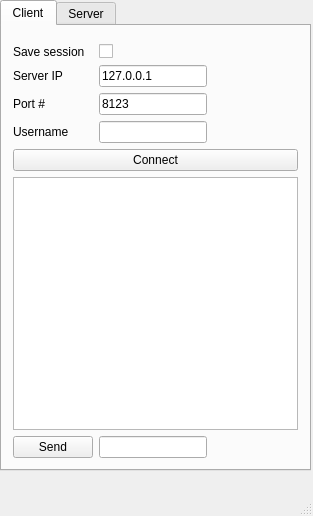
The window that mainwindow.ui (nickhuber/albatross) describes before a commit, drawn with Qt 5.
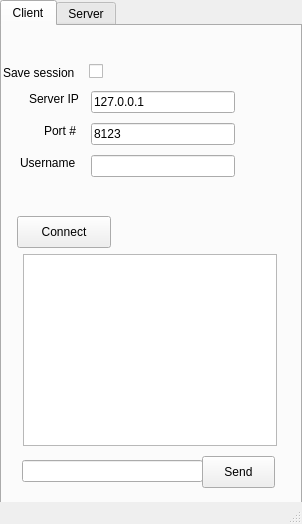
The same window after the commit.

Commit message: added error messages more nicely for the client

The edit to the form file:
```diff
--- a/mainwindow.ui
+++ b/mainwindow.ui
@@ -6,12 +6,12 @@
    <rect>
     <x>0</x>
     <y>0</y>
-    <width>313</width>
-    <height>516</height>
+    <width>302</width>
+    <height>524</height>
    </rect>
   </property>
   <property name="sizePolicy">
-   <sizepolicy hsizetype="Expanding" vsizetype="Expanding">
+   <sizepolicy hsizetype="Expanding" vsizetype="Preferred">
     <horstretch>0</horstretch>
     <verstretch>0</verstretch>
    </sizepolicy>
@@ -34,8 +34,8 @@
      <rect>
       <x>0</x>
       <y>0</y>
-      <width>311</width>
-      <height>471</height>
+      <width>302</width>
+      <height>506</height>
      </rect>
     </property>
     <property name="maximumSize">
@@ -81,99 +81,205 @@
      <attribute name="title">
       <string>Client</string>
      </attribute>
-     <layout class="QGridLayout" name="gridLayout">
-      <item row="0" column="0">
-       <layout class="QFormLayout" name="formLayout">
-        <property name="fieldGrowthPolicy">
-         <enum>QFormLayout::FieldsStayAtSizeHint</enum>
-        </property>
-        <item row="0" column="0">
-         <spacer name="verticalSpacer">
-          <property name="orientation">
-           <enum>Qt::Vertical</enum>
-          </property>
-          <property name="sizeType">
-           <enum>QSizePolicy::Fixed</enum>
-          </property>
-          <property name="sizeHint" stdset="0">
-           <size>
-            <width>1</width>
-            <height>1</height>
-           </size>
-          </property>
-         </spacer>
-        </item>
-        <item row="1" column="0">
-         <widget class="QLabel" name="saveSessionLabel">
+     <widget class="QLabel" name="port_error">
+      <property name="geometry">
+       <rect>
+        <x>236</x>
+        <y>100</y>
+        <width>62</width>
+        <height>16</height>
+       </rect>
+      </property>
+      <property name="text">
+       <string/>
+      </property>
+     </widget>
+     <widget class="QLabel" name="username_error">
+      <property name="geometry">
+       <rect>
+        <x>235</x>
+        <y>131</y>
+        <width>62</width>
+        <height>16</height>
+       </rect>
+      </property>
+      <property name="text">
+       <string/>
+      </property>
+     </widget>
+     <widget class="QLabel" name="connect_error">
+      <property name="geometry">
+       <rect>
+        <x>20</x>
+        <y>160</y>
+        <width>211</width>
+        <height>31</height>
+       </rect>
+      </property>
           <property name="text">
-           <string>Save session</string>
-          </property>
-         </widget>
-        </item>
-        <item row="1" column="1">
-         <widget class="QCheckBox" name="saveSessionCheckBox"/>
-        </item>
-        <item row="2" column="0">
-         <widget class="QLabel" name="serverIPLabel">
+       <string/>
+      </property>
+      <property name="wordWrap">
+       <bool>true</bool>
+      </property>
+     </widget>
+     <widget class="QLabel" name="ip_error">
+      <property name="geometry">
+       <rect>
+        <x>235</x>
+        <y>69</y>
+        <width>60</width>
+        <height>16</height>
+       </rect>
+      </property>
           <property name="text">
-           <string>Server IP</string>
-          </property>
-         </widget>
-        </item>
-        <item row="2" column="1">
+       <string/>
+      </property>
+     </widget>
+     <widget class="QLabel" name="portLabel">
+      <property name="geometry">
+       <rect>
+        <x>42</x>
+        <y>97</y>
+        <width>39</width>
+        <height>16</height>
+       </rect>
+      </property>
+      <property name="text">
+       <string>Port #</string>
+      </property>
+     </widget>
          <widget class="QLineEdit" name="serverIPLineEdit">
+      <property name="geometry">
+       <rect>
+        <x>89</x>
+        <y>65</y>
+        <width>144</width>
+        <height>22</height>
+       </rect>
+      </property>
           <property name="text">
            <string>127.0.0.1</string>
           </property>
          </widget>
-        </item>
-        <item row="3" column="0">
-         <widget class="QLabel" name="portLabel">
+     <widget class="QLabel" name="serverIPLabel">
+      <property name="geometry">
+       <rect>
+        <x>27</x>
+        <y>65</y>
+        <width>54</width>
+        <height>16</height>
+       </rect>
+      </property>
           <property name="text">
-           <string>Port #</string>
-          </property>
-         </widget>
-        </item>
-        <item row="3" column="1">
+       <string>Server IP</string>
+      </property>
+     </widget>
+     <widget class="QLabel" name="saveSessionLabel">
+      <property name="geometry">
+       <rect>
+        <x>1</x>
+        <y>39</y>
+        <width>80</width>
+        <height>16</height>
+       </rect>
+      </property>
+      <property name="text">
+       <string>Save session</string>
+      </property>
+     </widget>
+     <widget class="QCheckBox" name="saveSessionCheckBox">
+      <property name="geometry">
+       <rect>
+        <x>87</x>
+        <y>36</y>
+        <width>19</width>
+        <height>18</height>
+       </rect>
+      </property>
+     </widget>
          <widget class="QLineEdit" name="portLineEdit">
+      <property name="geometry">
+       <rect>
+        <x>89</x>
+        <y>97</y>
+        <width>144</width>
+        <height>22</height>
+       </rect>
+      </property>
           <property name="text">
            <string>8123</string>
           </property>
          </widget>
-        </item>
-        <item row="4" column="0">
          <widget class="QLabel" name="usernameLabel">
+      <property name="geometry">
+       <rect>
+        <x>18</x>
+        <y>129</y>
+        <width>63</width>
+        <height>16</height>
+       </rect>
+      </property>
           <property name="text">
            <string>Username</string>
           </property>
          </widget>
-        </item>
-        <item row="4" column="1">
-         <widget class="QLineEdit" name="usernameLineEdit"/>
-        </item>
-        <item row="6" column="0" colspan="2">
+     <widget class="QLineEdit" name="usernameLineEdit">
+      <property name="geometry">
+       <rect>
+        <x>89</x>
+        <y>129</y>
+        <width>144</width>
+        <height>22</height>
+       </rect>
+      </property>
+     </widget>
          <widget class="QPushButton" name="connectPushButton">
+      <property name="geometry">
+       <rect>
+        <x>15</x>
+        <y>190</y>
+        <width>94</width>
+        <height>32</height>
+       </rect>
+      </property>
           <property name="text">
            <string>Connect</string>
           </property>
          </widget>
-        </item>
-        <item row="7" column="0" colspan="2">
-         <widget class="QTextBrowser" name="chatMessagesText"/>
-        </item>
-        <item row="8" column="0">
+     <widget class="QTextBrowser" name="chatMessagesText">
+      <property name="geometry">
+       <rect>
+        <x>21</x>
+        <y>228</y>
+        <width>254</width>
+        <height>192</height>
+       </rect>
+      </property>
+     </widget>
          <widget class="QPushButton" name="sendPushButton">
+      <property name="geometry">
+       <rect>
+        <x>200</x>
+        <y>430</y>
+        <width>73</width>
+        <height>32</height>
+       </rect>
+      </property>
           <property name="text">
            <string>Send</string>
           </property>
          </widget>
-        </item>
-        <item row="8" column="1">
-         <widget class="QLineEdit" name="sendLineEdit"/>
-        </item>
-       </layout>
-      </item>
-     </layout>
+     <widget class="QLineEdit" name="sendLineEdit">
+      <property name="geometry">
+       <rect>
+        <x>20</x>
+        <y>434</y>
+        <width>181</width>
+        <height>22</height>
+       </rect>
+      </property>
+     </widget>
     </widget>
     <widget class="QWidget" name="serverTab">
      <attribute name="title">
```
Left out of the diff: 12 changed lines with no effect on the pictures. Lines whose indentation alone changed are shown as unchanged. The commit also changes 1 other file.
